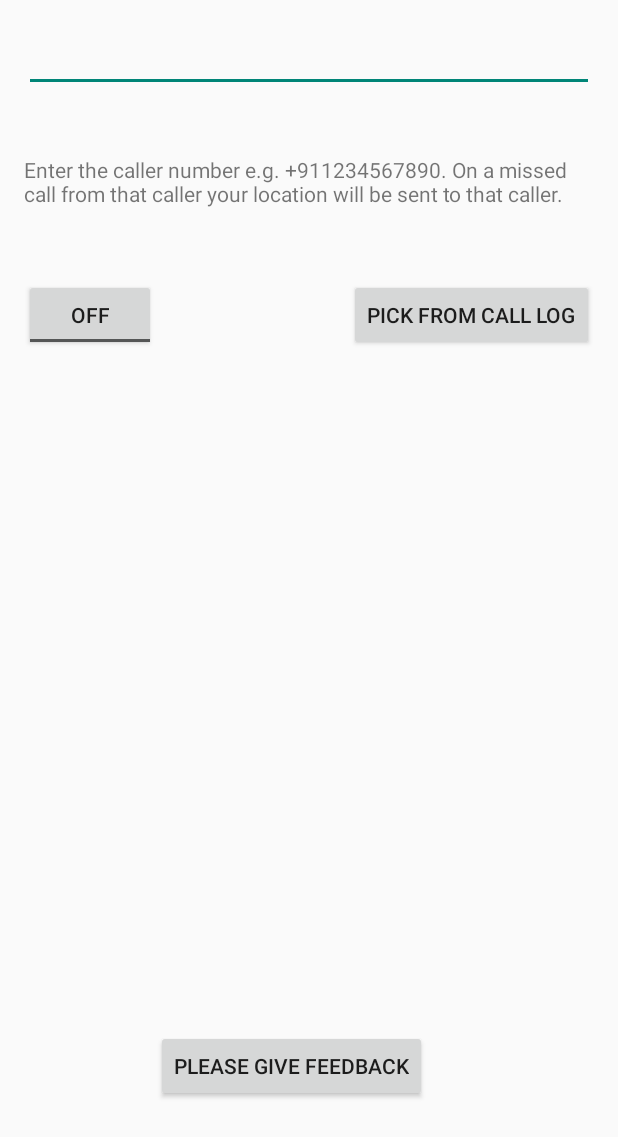
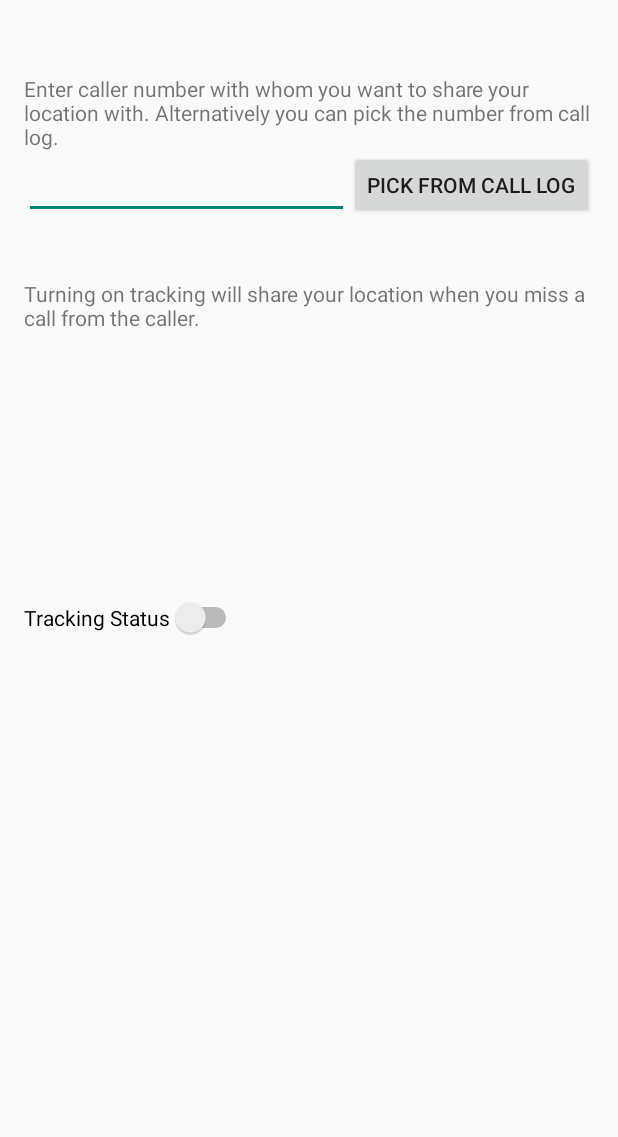
Before and after one commit to vikash-gupta/KahanHoApp-Android, an Android app: the screen it shows after launch (MainActivity), on a phone screen of 412 x 824 dp. Shown: the top 1137 px of the screen. Run offline under Robolectric (Android 15) with nearby library versions, the phone set to English and light mode, and no system bars; libraries missing offline, so code that uses them is left out: com.google.android.gms; 3 statements that could not run were skipped.

Commit message:
Changed toggle button to switch button, removed feedback button, changed number to search for containing match rather exact match

```diff
--- a/app/build.gradle
+++ b/app/build.gradle
@@ -9,7 +9,7 @@ android {
         applicationId "theguywith3thumbs.kahanho"
         minSdkVersion 15
         targetSdkVersion 23
-        versionCode 4
+        versionCode 5
         versionName "0.9"
     }
     buildTypes {
--- a/app/src/main/java/theguywith3thumbs/kahanho/InComingCallListener.java
+++ b/app/src/main/java/theguywith3thumbs/kahanho/InComingCallListener.java
@@ -29,7 +29,7 @@ public class InComingCallListener extends PhoneStateListener {
         Logger.i(Constants.AppNameForLogging, "onCallStateChanged");
         switch (state) {
             case TelephonyManager.CALL_STATE_IDLE:
-                if (CallMissed() && BackgroundService.number.equalsIgnoreCase(incomingNumber))
+                if (CallMissed() && incomingNumber.contains(BackgroundService.number))
                 {
                     Logger.i(Constants.AppNameForLogging, "Call missed from tracker number " + incomingNumber);
                     mTracker.send(new HitBuilders.EventBuilder()
--- a/app/src/main/java/theguywith3thumbs/kahanho/MainActivity.java
+++ b/app/src/main/java/theguywith3thumbs/kahanho/MainActivity.java
@@ -11,6 +11,7 @@ import android.view.View;
 import android.widget.Button;
 import android.widget.CompoundButton;
 import android.widget.EditText;
+import android.widget.Switch;
 import android.widget.Toast;
 import android.widget.ToggleButton;
 
@@ -30,7 +31,7 @@ public class MainActivity extends Activity {
         mTracker = application.getDefaultTracker();
 
         SendScreenHitAnalytics("Main");
-        SetupFeedbackButtonClickHandler();
+        //SetupFeedbackButtonClickHandler();
         CheckIfServiceRunning();
         SetupButtonClickHandler();
         SetupToggleButtonHandler();
@@ -43,7 +44,7 @@ public class MainActivity extends Activity {
             Logger.i(Constants.AppNameForLogging, "Service is running");
             EditText inputNumberPattern = (EditText) findViewById(R.id.numberRegex);
             inputNumberPattern.setText(BackgroundService.number);
-            ToggleButton toggle = (ToggleButton) findViewById(R.id.toggleButton);
+            Switch toggle = (Switch) findViewById(R.id.switch1);
             toggle.setChecked(true);
         }
     }
@@ -66,35 +67,34 @@ public class MainActivity extends Activity {
         });
     }
 
-    private void SetupFeedbackButtonClickHandler() {
+    /*private void SetupFeedbackButtonClickHandler() {
 
         final Button button = (Button) findViewById(R.id.feedback);
         button.setOnClickListener(new View.OnClickListener() {
             public void onClick(View v) {
-                String name ="Feedback";
+                String name = "Feedback";
 
-                Logger.i(Constants.AppNameForLogging,"Setting screen name: " + name);
+                Logger.i(Constants.AppNameForLogging, "Setting screen name: " + name);
                 mTracker.setScreenName(name);
                 mTracker.send(new HitBuilders.ScreenViewBuilder().build());
 
                 Intent intent = new Intent(Intent.ACTION_VIEW);
                 intent.setData(Uri.parse("market://details?id=" + getPackageName()));
-                if(intent.resolveActivity(getPackageManager()) != null)
+                if (intent.resolveActivity(getPackageManager()) != null)
                     startActivity(intent);
-                else
-                {
-                    Intent browserIntent = new Intent(Intent.ACTION_VIEW, Uri.parse("http://play.google.com/store/apps/details?id="+ getPackageName()));
-                    if(browserIntent.resolveActivity(getPackageManager()) != null)
+                else {
+                    Intent browserIntent = new Intent(Intent.ACTION_VIEW, Uri.parse("http://play.google.com/store/apps/details?id=" + getPackageName()));
+                    if (browserIntent.resolveActivity(getPackageManager()) != null)
                         startActivity(browserIntent);
                 }
 
             }
         });
-    }
+    }*/
 
     private void SetupToggleButtonHandler()
     {
-        ToggleButton toggle = (ToggleButton) findViewById(R.id.toggleButton);
+        Switch toggle = (Switch) findViewById(R.id.switch1);
         toggle.setOnCheckedChangeListener(new CompoundButton.OnCheckedChangeListener() {
             public void onCheckedChanged(CompoundButton buttonView, boolean isChecked) {
                 EditText inputNumberPattern = (EditText) findViewById(R.id.numberRegex);
@@ -102,7 +102,15 @@ public class MainActivity extends Activity {
                 if (isChecked) {
                     // The toggle is enabled
                     String number = inputNumberPattern.getText().toString();
-
+                    if(number.isEmpty() || number == null || number  == "")
+                    {
+                        ShowToast("Enter caller number first!");
+                        mTracker.send(new HitBuilders.EventBuilder()
+                                .setCategory("Tracking")
+                                .setAction("NoNumber")
+                                .build());
+                        return;
+                    }
                     SharedPreferences settings = getSharedPreferences(Constants.SharedPreferencesFile, 0);
                     SharedPreferences.Editor editor = settings.edit();
                     editor.putString(Constants.CallerNumber, number);
@@ -113,7 +121,7 @@ public class MainActivity extends Activity {
                     Intent i = new Intent(context, BackgroundService.class);
                     context.startService(i);
 
-                    ShowToast(true, number);
+                    ShowToast("Tracking is turned on");
 
                     mTracker.send(new HitBuilders.EventBuilder()
                             .setCategory("Tracking")
@@ -125,7 +133,7 @@ public class MainActivity extends Activity {
                     Context context = getApplicationContext();
                     Intent i = new Intent(context, BackgroundService.class);
                     context.stopService(i);
-                    ShowToast(false, null);
+                    //ShowToast(false, null);
                     mTracker.send(new HitBuilders.EventBuilder()
                             .setCategory("Tracking")
                             .setAction("Stopped")
@@ -135,17 +143,8 @@ public class MainActivity extends Activity {
         });
     }
 
-    private void ShowToast(boolean registered, String number)
+    private void ShowToast(String msg)
     {
-        String msg = "Tracking on missed call ";
-        if(registered) {
-            msg += "from " + number + " on";
-        }
-        else
-        {
-            msg += "off";
-        }
-
         Toast toast = Toast.makeText(this, msg, Toast.LENGTH_SHORT);
         toast.show();
     }
--- a/app/src/main/res/layout/activity_main.xml
+++ b/app/src/main/res/layout/activity_main.xml
@@ -9,50 +9,52 @@
         android:layout_width="wrap_content"
         android:layout_height="wrap_content"
         android:id="@+id/numberRegex"
-        android:layout_alignParentTop="true"
-        android:layout_alignParentLeft="true"
-        android:layout_alignParentStart="true"
-        android:layout_alignParentRight="true"
-        android:layout_alignParentEnd="true"
-        android:inputType="text" />
-
-    <ToggleButton
-        android:layout_width="wrap_content"
-        android:layout_height="wrap_content"
-        android:text="Enable/Disable"
-        android:id="@+id/toggleButton"
+        android:inputType="text"
         android:layout_below="@+id/textView"
         android:layout_alignParentLeft="true"
         android:layout_alignParentStart="true"
-        android:layout_marginTop="47dp" />
+        android:layout_toLeftOf="@+id/button"
+        android:layout_toStartOf="@+id/button" />
 
     <TextView
         android:layout_width="wrap_content"
         android:layout_height="wrap_content"
-        android:text="Enter the caller number e.g. +911234567890. On a missed call from that caller your location will be sent to that caller."
+        android:text="Enter caller number with whom you want to share your location with. Alternatively you can pick the number from call log."
         android:id="@+id/textView"
-        android:layout_below="@+id/numberRegex"
-        android:layout_alignParentLeft="true"
-        android:layout_alignParentStart="true"
-        android:layout_marginTop="42dp"
-        android:layout_alignRight="@+id/numberRegex"
-        android:layout_alignEnd="@+id/numberRegex" />
+        android:layout_marginTop="33dp"
+        android:layout_alignParentTop="true"
+        android:layout_alignParentRight="true"
+        android:layout_alignParentEnd="true" />
 
     <Button
         android:layout_width="wrap_content"
         android:layout_height="wrap_content"
         android:text="Pick from call log"
         android:id="@+id/button"
-        android:layout_alignBottom="@+id/toggleButton"
         android:layout_alignRight="@+id/textView"
-        android:layout_alignEnd="@+id/textView" />
+        android:layout_alignEnd="@+id/textView"
+        android:layout_centerHorizontal="true"
+        android:layout_alignTop="@+id/numberRegex"
+        android:layout_alignBottom="@+id/numberRegex" />
 
-    <Button
+    <TextView
         android:layout_width="wrap_content"
         android:layout_height="wrap_content"
-        android:text="Please give feedback"
-        android:id="@+id/feedback"
-        android:layout_marginBottom="73dp"
-        android:layout_alignParentBottom="true"
-        android:layout_toRightOf="@+id/toggleButton" />
+        android:textAppearance="?android:attr/textAppearanceSmall"
+        android:text="Turning on tracking will share your location when you miss a call from the caller."
+        android:id="@+id/textView2"
+        android:layout_below="@+id/button"
+        android:layout_alignParentLeft="true"
+        android:layout_alignParentStart="true"
+        android:layout_marginTop="40dp" />
+
+    <Switch
+        android:layout_width="wrap_content"
+        android:layout_height="wrap_content"
+        android:text="Tracking Status"
+        android:id="@+id/switch1"
+        android:layout_centerVertical="true"
+        android:layout_alignParentLeft="true"
+        android:layout_alignParentStart="true" />
+
 </RelativeLayout>
```
Also changed, not shown: 2 other files.
